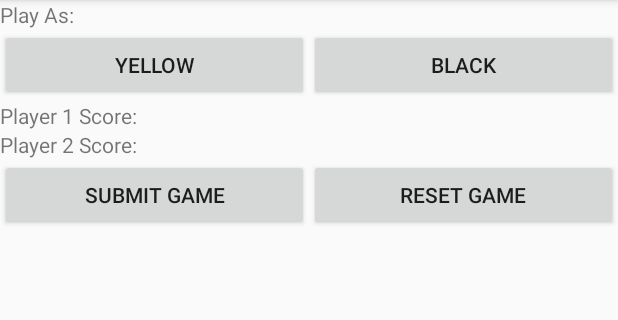
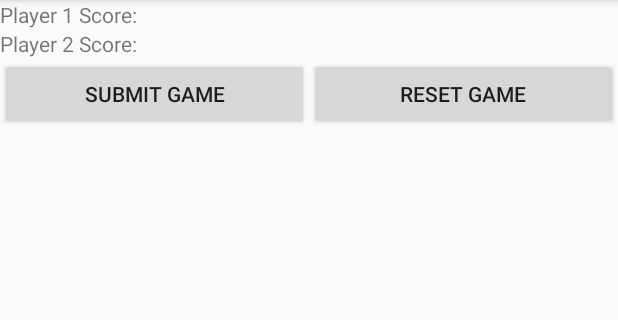
Before and after one commit to davidgraig/foosball, an Android app: the fragment TableDetailFragment shown on its own in the app's theme, on a phone screen of 412 x 824 dp, the part 84-404 px from its top. Run offline under Robolectric (Android 15) with nearby library versions, the phone set to English and light mode, and no system bars; our stand-ins replace ButterKnife; libraries missing offline, so code that uses them is left out: com.parse, rx.android.schedulers, rx.functions, rx.schedulers; 3 statements that could not run were skipped.

Commit message:
cleanup detail in prep for redesign

```diff
--- a/android/Foosball/app/src/main/java/codes/davidrussell/android/foosball/table/TableDetailFragment.java
+++ b/android/Foosball/app/src/main/java/codes/davidrussell/android/foosball/table/TableDetailFragment.java
@@ -3,11 +3,9 @@ package codes.davidrussell.android.foosball.table;
 import android.os.Bundle;
 import android.support.design.widget.Snackbar;
 import android.support.v4.app.Fragment;
-import android.text.TextUtils;
 import android.view.LayoutInflater;
 import android.view.View;
 import android.view.ViewGroup;
-import android.widget.Button;
 import android.widget.TextView;
 
 import com.parse.FunctionCallback;
@@ -36,16 +34,10 @@ public class TableDetailFragment extends Fragment {
 
     public static final String ARG_ITEM_ID = "ITEM_ID";
 
-    @Bind(R.id.status)
-    protected TextView mStatus;
     @Bind(R.id.player_1_score)
     protected TextView mPlayer1Score;
     @Bind(R.id.player_2_score)
     protected TextView mPlayer2Score;
-    @Bind(R.id.yellow_sign_in)
-    protected Button mPlayer1SignIn;
-    @Bind(R.id.black_sign_in)
-    protected Button mPlayer2SignIn;
 
     private ParseObject mTable;
     private Subscription mTimerSubscription;
@@ -65,26 +57,6 @@ public class TableDetailFragment extends Fragment {
                     getActivity().setTitle(mTable.getString("name"));
                     mPlayer1Score.setText(player1Score);
                     mPlayer2Score.setText(player2Score);
-                    String player1UserId = mTable.getString("player1UserId");
-                    String player2UserId = mTable.getString("player2UserId");
-
-                    if (!TextUtils.isEmpty(player1UserId)) {
-                        mPlayer1SignIn.setEnabled(false);
-                    }
-                    if (!TextUtils.isEmpty(player2UserId)) {
-                        mPlayer2SignIn.setEnabled(false);
-                    }
-
-                    if (ParseUser.getCurrentUser().getObjectId().equals(player1UserId)) {
-                        mStatus.setText("Playing as Yellow");
-                        mPlayer1SignIn.setEnabled(false);
-                        mPlayer2SignIn.setEnabled(false);
-                    } else if (ParseUser.getCurrentUser().getObjectId().equals(player2UserId)) {
-                        mStatus.setText("Playing as Black");
-                        mPlayer1SignIn.setEnabled(false);
-                        mPlayer2SignIn.setEnabled(false);
-                    }
-
                 } else {
                     getActivity().finish();
                 }
@@ -110,24 +82,6 @@ public class TableDetailFragment extends Fragment {
         });
 
         return view;
-    }
-
-    @OnClick(R.id.yellow_sign_in)
-    public void onYellowButtonClick(View view) {
-        mTable.put("player1UserId", ParseUser.getCurrentUser().getObjectId());
-        mTable.saveInBackground();
-        mPlayer1SignIn.setEnabled(false);
-        mPlayer2SignIn.setEnabled(false);
-        mStatus.setText("Playing as Yellow");
-    }
-
-    @OnClick(R.id.black_sign_in)
-    public void onBlackButtonClick(View view) {
-        mTable.put("player2UserId", ParseUser.getCurrentUser().getObjectId());
-        mTable.saveInBackground();
-        mPlayer1SignIn.setEnabled(false);
-        mPlayer2SignIn.setEnabled(false);
-        mStatus.setText("Playing as Black");
     }
 
     @OnClick(R.id.commit_game)
--- a/android/Foosball/app/src/main/res/layout/fragment_table_detail.xml
+++ b/android/Foosball/app/src/main/res/layout/fragment_table_detail.xml
@@ -3,33 +3,6 @@
               android:layout_width="match_parent"
               android:layout_height="wrap_content"
               android:orientation="vertical">
-    <TextView
-        android:id="@+id/status"
-        android:text="Play As:"
-        android:layout_width="match_parent"
-        android:layout_height="wrap_content"/>
-    <LinearLayout
-        android:layout_width="match_parent"
-        android:layout_height="wrap_content"
-        android:orientation="horizontal">
-
-        <Button
-            android:id="@+id/yellow_sign_in"
-            android:layout_width="0dp"
-            android:layout_weight="1"
-            android:layout_height="wrap_content"
-            android:text="Yellow"/>
-
-        <Button
-            android:id="@+id/black_sign_in"
-            android:layout_width="0dp"
-            android:layout_weight="1"
-            android:layout_height="wrap_content"
-            android:text="Black"/>
-
-    </LinearLayout>
-
-
     <LinearLayout
         android:layout_width="match_parent"
         android:layout_height="wrap_content"
```
